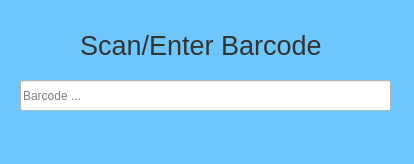
Old version of the form Ui/scan_window.ui in the repository Youki27/LNHS-Inventory-System.
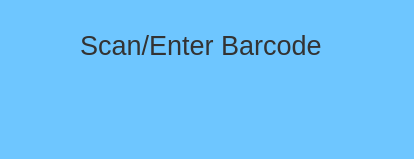
New version of the form.

Diff of the .ui file:
```diff
--- a/Ui/scan_window.ui
+++ b/Ui/scan_window.ui
@@ -7,7 +7,7 @@
     <x>0</x>
     <y>0</y>
     <width>414</width>
-    <height>164</height>
+    <height>159</height>
    </rect>
   </property>
   <property name="windowTitle">
@@ -39,7 +39,7 @@
      <string>Scan/Enter Barcode</string>
     </property>
    </widget>
-   <widget class="QLineEdit" name="barcode">
+   <widget class="QWidget" name="verticalLayoutWidget">
     <property name="geometry">
      <rect>
       <x>20</x>
@@ -48,12 +48,11 @@
       <height>31</height>
      </rect>
     </property>
-    <property name="styleSheet">
-     <string notr="true">background-color:white;</string>
-    </property>
-    <property name="placeholderText">
-     <string>Barcode ...</string>
-    </property>
+    <layout class="QVBoxLayout" name="verticalLayout">
+     <property name="sizeConstraint">
+      <enum>QLayout::SetDefaultConstraint</enum>
+     </property>
+    </layout>
    </widget>
   </widget>
   <widget class="QMenuBar" name="menubar">
```
